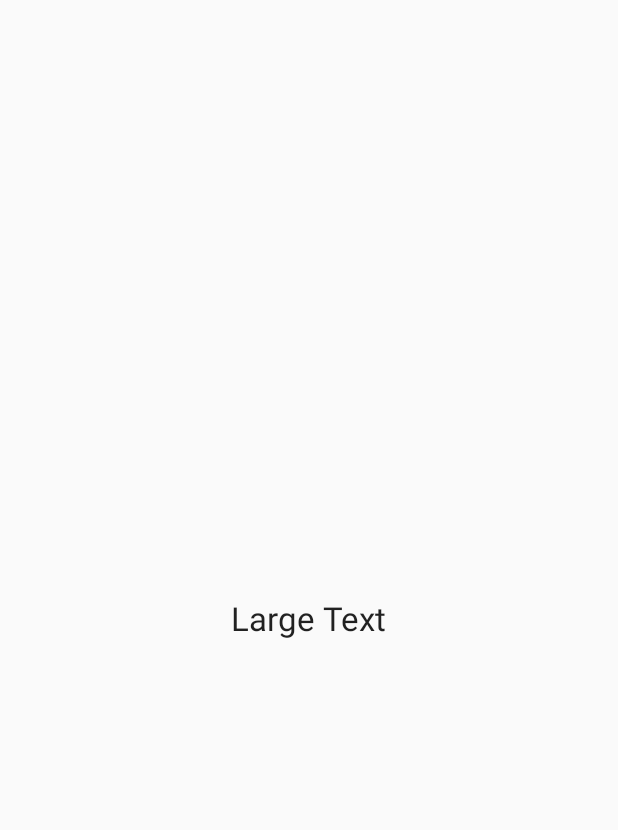
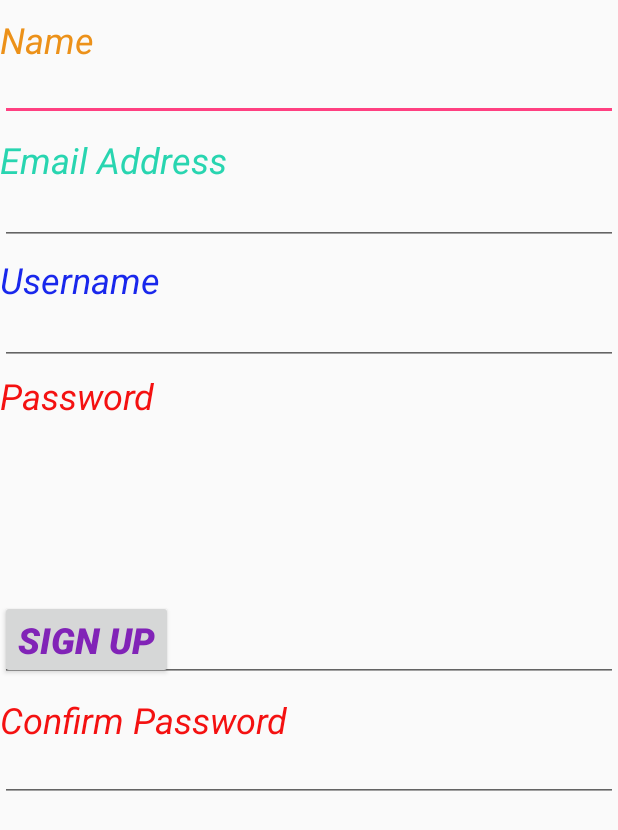
Before and after one commit to vasterlord/MyApplication, an Android app: the Sign_up screen opened directly, with no data from a screen before it, on a phone screen of 412 x 824 dp. Before the commit the part shown is almost empty. Shown: the top 830 px of the screen. Run offline under Robolectric (Android 15) with nearby library versions, the phone set to English and light mode, and no system bars.

Commit message:
Interface configurations

```diff
--- a/app/src/main/res/layout/activity_main.xml
+++ b/app/src/main/res/layout/activity_main.xml
@@ -42,7 +42,7 @@
         android:layout_width="112dp"
         android:layout_height="wrap_content"
         android:textAppearance="?android:attr/textAppearanceMedium"
-        android:text="Login"
+        android:text="Username"
         android:id="@+id/textView3"
         android:layout_column="48"
         android:layout_weight="2"
@@ -64,7 +64,7 @@
     <Button
         android:layout_width="wrap_content"
         android:layout_height="wrap_content"
-        android:text="Log in"
+        android:text="LOG IN"
         android:id="@+id/button"
         android:layout_gravity="right|top"
         android:layout_marginTop="165dp"
@@ -86,7 +86,7 @@
     <Button
         android:layout_width="wrap_content"
         android:layout_height="wrap_content"
-        android:text="Sign up"
+        android:text="SIGN UP HERE"
         android:id="@+id/button2"
         android:layout_gravity="left|top"
         android:layout_marginTop="165dp"
--- a/app/src/main/res/layout/sign_up.xml
+++ b/app/src/main/res/layout/sign_up.xml
@@ -4,10 +4,132 @@
     android:layout_height="match_parent">
 
     <TextView
+        android:layout_width="112dp"
+        android:layout_height="wrap_content"
+        android:textAppearance="?android:attr/textAppearanceMedium"
+        android:text="Name"
+        android:id="@+id/textView2"
+        android:layout_column="48"
+        android:layout_weight="2"
+        android:textColor="#ec9119"
+        android:textStyle="normal|italic"
+        android:width="@dimen/abc_action_bar_default_height_material"
+        android:textSize="@dimen/abc_dialog_padding_material"
+        android:layout_marginTop="10dp"
+        android:layout_gravity="left|top" />
+
+    <EditText
+        android:layout_width="match_parent"
+        android:layout_height="wrap_content"
+        android:id="@+id/editText2"
+        android:layout_gravity="left|top"
+        android:layout_marginTop="35dp"
+        android:layout_marginLeft="0dp" />
+
+    <Button
         android:layout_width="wrap_content"
         android:layout_height="wrap_content"
-        android:textAppearance="?android:attr/textAppearanceLarge"
-        android:text="Large Text"
-        android:id="@+id/textView2"
-        android:layout_gravity="center" />
+        android:text="SIGN UP"
+        android:id="@+id/button3"
+        android:layout_gravity="left|top"
+        android:layout_marginTop="400dp"
+        android:textColor="#8123b7"
+        android:textStyle="bold|italic"
+        android:textSize="@dimen/abc_dialog_padding_material" />
+
+    <TextView
+        android:layout_width="220dp"
+        android:layout_height="wrap_content"
+        android:textAppearance="?android:attr/textAppearanceMedium"
+        android:text="Confirm Password"
+        android:id="@+id/textView6"
+        android:layout_column="48"
+        android:layout_weight="2"
+        android:textColor="#f41111"
+        android:textStyle="normal|italic"
+        android:width="@dimen/abc_action_button_min_width_overflow_material"
+        android:textSize="@dimen/abc_dialog_padding_material"
+        android:layout_marginTop="68dp"
+        android:layout_gravity="left|center_vertical" />
+
+    <EditText
+        android:layout_width="match_parent"
+        android:layout_height="wrap_content"
+        android:id="@+id/editText5"
+        android:layout_gravity="left|center_vertical"
+        android:layout_marginTop="20dp"
+        android:layout_marginLeft="0dp" />
+
+    <EditText
+        android:layout_width="match_parent"
+        android:layout_height="wrap_content"
+        android:inputType="textPassword"
+        android:ems="10"
+        android:id="@+id/editText6"
+        android:layout_gravity="left|center_vertical"
+        android:layout_marginTop="100dp"
+        android:layout_marginLeft="0dp" />
+
+    <TextView
+        android:layout_width="112dp"
+        android:layout_height="wrap_content"
+        android:textAppearance="?android:attr/textAppearanceMedium"
+        android:text="Username"
+        android:id="@+id/textView7"
+        android:layout_column="48"
+        android:layout_weight="2"
+        android:textColor="#1927ec"
+        android:textStyle="normal|italic"
+        android:width="@dimen/abc_action_bar_default_height_material"
+        android:textSize="@dimen/abc_dialog_padding_material"
+        android:layout_marginTop="170dp"
+        android:layout_gravity="left|top" />
+
+    <EditText
+        android:layout_width="match_parent"
+        android:layout_height="wrap_content"
+        android:id="@+id/editText7"
+        android:layout_gravity="left|top"
+        android:layout_marginTop="198dp"
+        android:layout_marginLeft="0dp" />
+
+    <EditText
+        android:layout_width="match_parent"
+        android:layout_height="wrap_content"
+        android:inputType="textEmailAddress"
+        android:ems="10"
+        android:id="@+id/editText4"
+        android:layout_gravity="left|top"
+        android:layout_marginTop="118dp" />
+
+    <TextView
+        android:layout_width="172dp"
+        android:layout_height="wrap_content"
+        android:textAppearance="?android:attr/textAppearanceMedium"
+        android:text="Email Address"
+        android:id="@+id/textView4"
+        android:layout_column="48"
+        android:layout_weight="2"
+        android:textColor="#28d5b0"
+        android:textStyle="normal|italic"
+        android:width="@dimen/abc_action_bar_default_height_material"
+        android:textSize="@dimen/abc_dialog_padding_material"
+        android:layout_marginTop="90dp"
+        android:layout_gravity="left|top" />
+
+    <TextView
+        android:layout_width="140dp"
+        android:layout_height="wrap_content"
+        android:textAppearance="?android:attr/textAppearanceMedium"
+        android:text="Password"
+        android:id="@+id/textView5"
+        android:layout_column="48"
+        android:layout_weight="2"
+        android:textColor="#f41111"
+        android:textStyle="normal|italic"
+        android:width="@dimen/abc_action_button_min_width_overflow_material"
+        android:textSize="@dimen/abc_dialog_padding_material"
+        android:layout_marginTop="247dp"
+        android:layout_gravity="left|top" />
+
 </FrameLayout>
```
